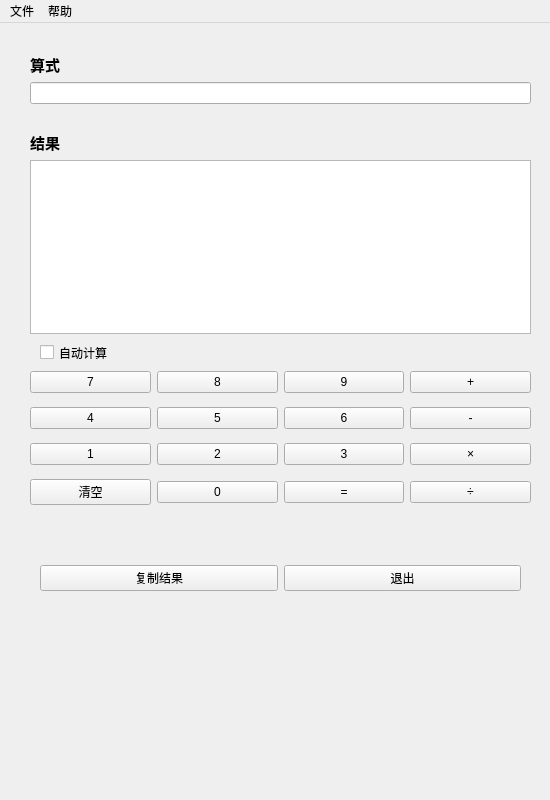
First picture: the form in mainwindow.ui, repository Remaker01/Calc, before the edit.
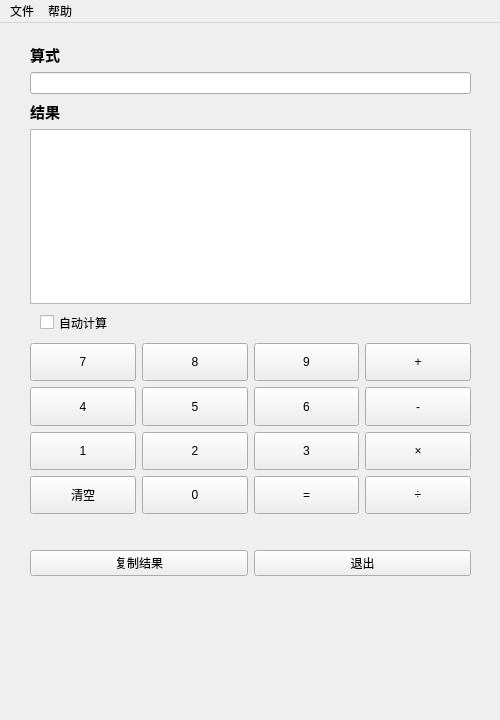
Second picture: the form after the edit. Icons and pictures are not drawn.

Patch:
```diff
--- a/mainwindow.ui
+++ b/mainwindow.ui
@@ -6,8 +6,8 @@
    <rect>
     <x>0</x>
     <y>0</y>
-    <width>550</width>
-    <height>800</height>
+    <width>500</width>
+    <height>720</height>
    </rect>
   </property>
   <property name="sizePolicy">
@@ -18,20 +18,14 @@
   </property>
   <property name="minimumSize">
    <size>
-    <width>550</width>
-    <height>700</height>
+    <width>500</width>
+    <height>650</height>
    </size>
   </property>
   <property name="maximumSize">
    <size>
-    <width>550</width>
-    <height>16777215</height>
-   </size>
-  </property>
-  <property name="baseSize">
-   <size>
-    <width>600</width>
-    <height>900</height>
+    <width>500</width>
+    <height>800</height>
    </size>
   </property>
   <property name="windowTitle">
@@ -41,9 +35,6 @@
    <iconset>
     <normaloff>images/icon.ico</normaloff>images/icon.ico</iconset>
   </property>
-  <property name="documentMode">
-   <bool>false</bool>
-  </property>
   <widget class="QWidget" name="centralwidget">
    <property name="sizePolicy">
     <sizepolicy hsizetype="Preferred" vsizetype="Fixed">
@@ -55,7 +46,7 @@
     <property name="geometry">
      <rect>
       <x>40</x>
-      <y>320</y>
+      <y>290</y>
       <width>91</width>
       <height>19</height>
      </rect>
@@ -68,9 +59,9 @@
     <property name="geometry">
      <rect>
       <x>30</x>
-      <y>30</y>
-      <width>501</width>
-      <height>281</height>
+      <y>20</y>
+      <width>441</width>
+      <height>261</height>
      </rect>
     </property>
     <layout class="QGridLayout" name="gridLayout">
@@ -91,12 +82,18 @@
      </item>
      <item row="4" column="0">
       <widget class="QPlainTextEdit" name="resTextEdit">
+       <property name="sizePolicy">
+        <sizepolicy hsizetype="Expanding" vsizetype="Expanding">
+         <horstretch>0</horstretch>
+         <verstretch>0</verstretch>
+        </sizepolicy>
+       </property>
        <property name="readOnly">
         <bool>true</bool>
        </property>
       </widget>
      </item>
-     <item row="0" column="0">
+     <item row="1" column="0">
       <widget class="QLabel" name="expLabel">
        <property name="font">
         <font>
@@ -111,40 +108,36 @@
        </property>
       </widget>
      </item>
-     <item row="1" column="0">
+     <item row="2" column="0">
       <widget class="QLineEdit" name="expEdit">
-       <property name="echoMode">
-        <enum>QLineEdit::Normal</enum>
-       </property>
       </widget>
      </item>
-     <item row="2" column="0">
-      <spacer name="verticalSpacer">
-       <property name="orientation">
-        <enum>Qt::Vertical</enum>
-       </property>
-       <property name="sizeHint" stdset="0">
-        <size>
-         <width>20</width>
-         <height>40</height>
-        </size>
-       </property>
-      </spacer>
-     </item>
     </layout>
    </widget>
    <widget class="QWidget" name="buttonsWidget" native="true">
     <property name="geometry">
      <rect>
       <x>30</x>
-      <y>340</y>
-      <width>501</width>
-      <height>151</height>
+      <y>320</y>
+      <width>441</width>
+      <height>171</height>
      </rect>
     </property>
+    <property name="sizePolicy">
+     <sizepolicy hsizetype="Preferred" vsizetype="Preferred">
+      <horstretch>0</horstretch>
+      <verstretch>0</verstretch>
+     </sizepolicy>
+    </property>
     <layout class="QGridLayout" name="gridLayout_2">
      <item row="0" column="0">
       <widget class="QPushButton" name="pushButton7">
+       <property name="sizePolicy">
+        <sizepolicy hsizetype="Minimum" vsizetype="Preferred">
+         <horstretch>0</horstretch>
+         <verstretch>0</verstretch>
+        </sizepolicy>
+       </property>
        <property name="text">
         <string>7</string>
        </property>
@@ -155,6 +148,12 @@
      </item>
      <item row="0" column="1">
       <widget class="QPushButton" name="pushButton8">
+       <property name="sizePolicy">
+        <sizepolicy hsizetype="Minimum" vsizetype="Preferred">
+         <horstretch>0</horstretch>
+         <verstretch>0</verstretch>
+        </sizepolicy>
+       </property>
        <property name="toolTipDuration">
         <number>-1</number>
        </property>
@@ -168,6 +167,12 @@
      </item>
      <item row="0" column="2">
       <widget class="QPushButton" name="pushButton9">
+       <property name="sizePolicy">
+        <sizepolicy hsizetype="Minimum" vsizetype="Preferred">
+         <horstretch>0</horstretch>
+         <verstretch>0</verstretch>
+        </sizepolicy>
+       </property>
        <property name="text">
         <string>9</string>
        </property>
@@ -178,6 +183,12 @@
      </item>
      <item row="0" column="3">
       <widget class="QPushButton" name="plusButton">
+       <property name="sizePolicy">
+        <sizepolicy hsizetype="Minimum" vsizetype="Preferred">
+         <horstretch>0</horstretch>
+         <verstretch>0</verstretch>
+        </sizepolicy>
+       </property>
        <property name="text">
         <string>+</string>
        </property>
@@ -188,6 +199,12 @@
      </item>
      <item row="1" column="0">
       <widget class="QPushButton" name="pushButton4">
+       <property name="sizePolicy">
+        <sizepolicy hsizetype="Minimum" vsizetype="Preferred">
+         <horstretch>0</horstretch>
+         <verstretch>0</verstretch>
+        </sizepolicy>
+       </property>
        <property name="text">
         <string>4</string>
        </property>
@@ -198,6 +215,12 @@
      </item>
      <item row="1" column="1">
       <widget class="QPushButton" name="pushButton5">
+       <property name="sizePolicy">
+        <sizepolicy hsizetype="Minimum" vsizetype="Preferred">
+         <horstretch>0</horstretch>
+         <verstretch>0</verstretch>
+        </sizepolicy>
+       </property>
        <property name="text">
         <string>5</string>
        </property>
@@ -208,6 +231,12 @@
      </item>
      <item row="1" column="2">
       <widget class="QPushButton" name="pushButton6">
+       <property name="sizePolicy">
+        <sizepolicy hsizetype="Minimum" vsizetype="Preferred">
+         <horstretch>0</horstretch>
+         <verstretch>0</verstretch>
+        </sizepolicy>
+       </property>
        <property name="text">
         <string>6</string>
        </property>
@@ -218,6 +247,12 @@
      </item>
      <item row="1" column="3">
       <widget class="QPushButton" name="minusButton">
+       <property name="sizePolicy">
+        <sizepolicy hsizetype="Minimum" vsizetype="Preferred">
+         <horstretch>0</horstretch>
+         <verstretch>0</verstretch>
+        </sizepolicy>
+       </property>
        <property name="text">
         <string>-</string>
        </property>
@@ -228,6 +263,12 @@
      </item>
      <item row="2" column="0">
       <widget class="QPushButton" name="pushButton1">
+       <property name="sizePolicy">
+        <sizepolicy hsizetype="Minimum" vsizetype="Preferred">
+         <horstretch>0</horstretch>
+         <verstretch>0</verstretch>
+        </sizepolicy>
+       </property>
        <property name="text">
         <string>1</string>
        </property>
@@ -238,6 +279,12 @@
      </item>
      <item row="2" column="1">
       <widget class="QPushButton" name="pushButton2">
+       <property name="sizePolicy">
+        <sizepolicy hsizetype="Minimum" vsizetype="Preferred">
+         <horstretch>0</horstretch>
+         <verstretch>0</verstretch>
+        </sizepolicy>
+       </property>
        <property name="text">
         <string>2</string>
        </property>
@@ -248,6 +295,12 @@
      </item>
      <item row="2" column="2">
       <widget class="QPushButton" name="pushButton3">
+       <property name="sizePolicy">
+        <sizepolicy hsizetype="Minimum" vsizetype="Preferred">
+         <horstretch>0</horstretch>
+         <verstretch>0</verstretch>
+        </sizepolicy>
+       </property>
        <property name="text">
         <string>3</string>
        </property>
@@ -258,6 +311,12 @@
      </item>
      <item row="2" column="3">
       <widget class="QPushButton" name="mulButton">
+       <property name="sizePolicy">
+        <sizepolicy hsizetype="Minimum" vsizetype="Preferred">
+         <horstretch>0</horstretch>
+         <verstretch>0</verstretch>
+        </sizepolicy>
+       </property>
        <property name="text">
         <string>×</string>
        </property>
@@ -271,6 +330,12 @@
        <property name="enabled">
         <bool>true</bool>
        </property>
+       <property name="sizePolicy">
+        <sizepolicy hsizetype="Minimum" vsizetype="Preferred">
+         <horstretch>0</horstretch>
+         <verstretch>0</verstretch>
+        </sizepolicy>
+       </property>
        <property name="font">
         <font>
          <weight>50</weight>
@@ -287,6 +352,12 @@
      </item>
      <item row="3" column="1">
       <widget class="QPushButton" name="pushButton0">
+       <property name="sizePolicy">
+        <sizepolicy hsizetype="Minimum" vsizetype="Preferred">
+         <horstretch>0</horstretch>
+         <verstretch>0</verstretch>
+        </sizepolicy>
+       </property>
        <property name="text">
         <string>0</string>
        </property>
@@ -297,6 +368,12 @@
      </item>
      <item row="3" column="2">
       <widget class="QPushButton" name="calcButton">
+       <property name="sizePolicy">
+        <sizepolicy hsizetype="Minimum" vsizetype="Preferred">
+         <horstretch>0</horstretch>
+         <verstretch>0</verstretch>
+        </sizepolicy>
+       </property>
        <property name="text">
         <string>=</string>
        </property>
@@ -307,6 +384,12 @@
      </item>
      <item row="3" column="3">
       <widget class="QPushButton" name="divButton">
+       <property name="sizePolicy">
+        <sizepolicy hsizetype="Minimum" vsizetype="Preferred">
+         <horstretch>0</horstretch>
+         <verstretch>0</verstretch>
+        </sizepolicy>
+       </property>
        <property name="text">
         <string>÷</string>
        </property>
@@ -320,10 +403,10 @@
    <widget class="QWidget" name="widget_2" native="true">
     <property name="geometry">
      <rect>
-      <x>40</x>
-      <y>530</y>
-      <width>481</width>
-      <height>51</height>
+      <x>30</x>
+      <y>510</y>
+      <width>441</width>
+      <height>61</height>
      </rect>
     </property>
     <layout class="QHBoxLayout" name="horizontalLayout">
@@ -339,6 +422,9 @@
        <property name="text">
         <string>退出</string>
        </property>
+       <property name="checkable">
+        <bool>false</bool>
+       </property>
       </widget>
      </item>
     </layout>
@@ -349,7 +435,7 @@
     <rect>
      <x>0</x>
      <y>0</y>
-     <width>550</width>
+     <width>500</width>
      <height>26</height>
     </rect>
    </property>
```
Left out of the diff: 7 changed lines with no effect on the pictures.
